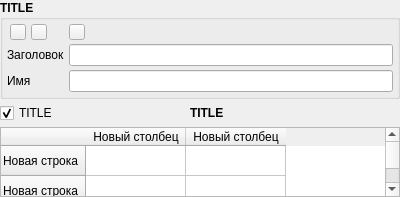
Gris87/ProtocolCreator, file src/components/variableextendedlistframe.ui: the form before one commit.
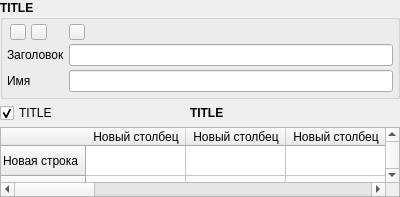
The form after the commit. Icons and pictures are not drawn.

The edit to the form file:
```diff
--- a/src/components/variableextendedlistframe.ui
+++ b/src/components/variableextendedlistframe.ui
@@ -435,6 +435,41 @@
           <string>Новый столбец</string>
          </property>
         </column>
+        <column>
+         <property name="text">
+          <string>Новый столбец</string>
+         </property>
+        </column>
+        <column>
+         <property name="text">
+          <string>Новый столбец</string>
+         </property>
+        </column>
+        <column>
+         <property name="text">
+          <string>Новый столбец</string>
+         </property>
+        </column>
+        <column>
+         <property name="text">
+          <string>Новый столбец</string>
+         </property>
+        </column>
+        <column>
+         <property name="text">
+          <string>Новый столбец</string>
+         </property>
+        </column>
+        <column>
+         <property name="text">
+          <string>Новый столбец</string>
+         </property>
+        </column>
+        <column>
+         <property name="text">
+          <string>Новый столбец</string>
+         </property>
+        </column>
        </widget>
       </item>
      </layout>
```
